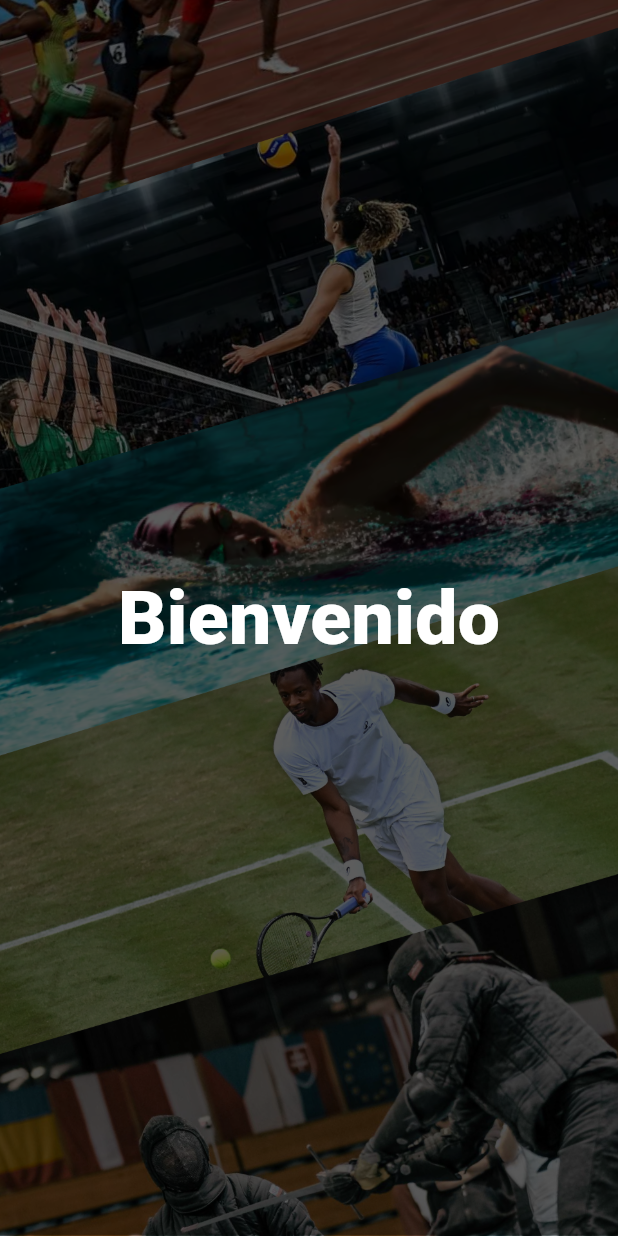
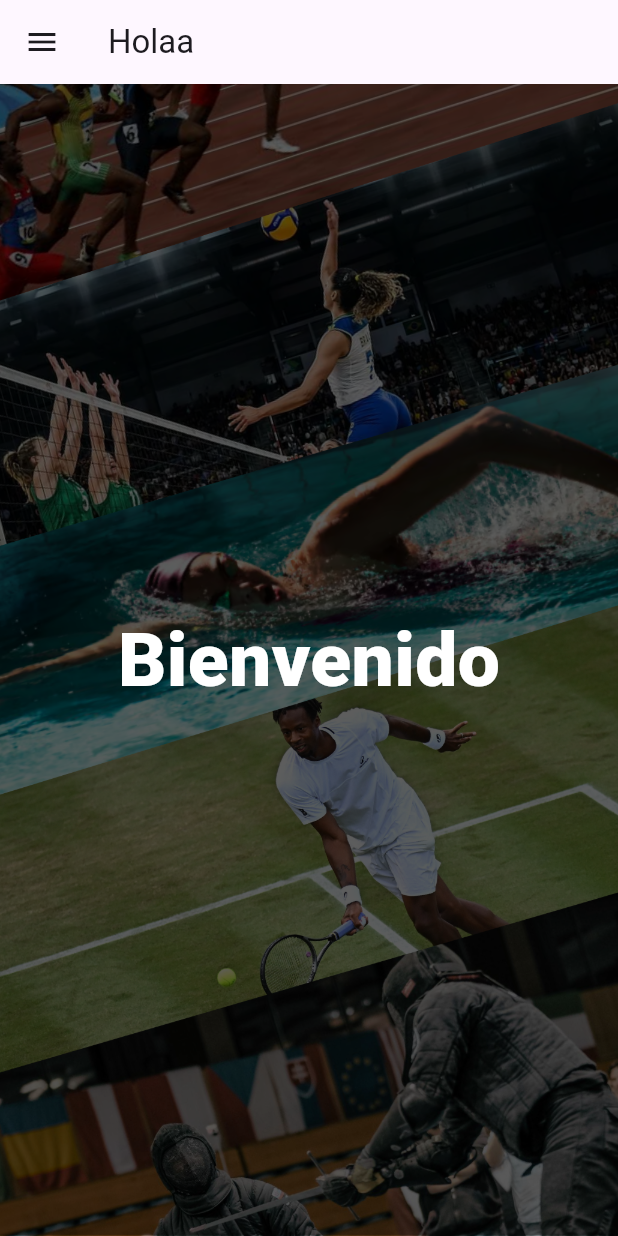
Before and after one commit to reiizamo/PGL-P2-MyPortfolio, a Flutter app: the screen it shows after launch, on a phone screen of 412 x 824 dp. Run offline on Flutter 3.47's test engine with Material 3 defaults, Android fonts, the light colour scheme and no system bars.

Commit message:
home_page structure

```diff
--- a/lib/app.dart
+++ b/lib/app.dart
@@ -1,4 +1,5 @@
 import 'package:flutter/material.dart';
+import 'package:proyecto_canario/pages/home_page.dart';
 
 class MyApp extends StatelessWidget {
   const MyApp({super.key});
@@ -7,26 +8,7 @@
   Widget build(BuildContext context) {
     return MaterialApp(
       title: "Proyecto Canario",
-      home: Scaffold(
-        body: Container(
-          decoration: const BoxDecoration(
-            image: DecorationImage(
-              image: AssetImage("assets/images/Background_App.png"),
-              fit: BoxFit.cover
-            )
-          ),
-          child: const Center(
-            child: Text(
-              "Bienvenido",
-              style: TextStyle(
-                color: Colors.white,
-                fontSize: 50,
-                fontWeight:FontWeight(800)
-                ),
-              ),
-            ),
-        ),
-      )
+      home: HomePage()
     );
   }
 }
--- /dev/null
+++ b/lib/pages/home_page.dart
@@ -0,0 +1,55 @@
+import 'package:flutter/material.dart';
+
+class HomePage extends StatelessWidget {
+  const HomePage({super.key});
+
+  @override
+  Widget build(BuildContext context) {
+    return Scaffold(
+      appBar: AppBar(title: Text("Holaa")),
+      body: Container(
+        decoration: BoxDecoration(
+          image: DecorationImage(
+            image: AssetImage("assets/images/Background_App.png"),
+            fit: BoxFit.cover
+          ),
+        ),
+        child: Center(
+          child: Text(
+            "Bienvenido",
+            style: TextStyle(
+              color: Colors.white,
+              fontSize: 50,
+              fontWeight: FontWeight(800)
+            ),
+          ),
+        ),
+      ),
+      drawer: Drawer(
+        child: ListView(
+          padding: EdgeInsets.zero,
+          children: [
+            SizedBox(
+              height: 100,
+              child: DrawerHeader(
+                child: Text("Barra Lateral"),
+              ),
+            ),
+            ListTile(
+              title: Text("Bienvenido"),
+              onTap: () {
+
+              },
+            ),
+            ListTile(
+              title: Text("Porfolio"),
+              onTap: () {
+
+              },
+            )
+          ],
+        ),
+      ),
+    );
+  }
+}
```
Also changed, not shown: 1 other file.
